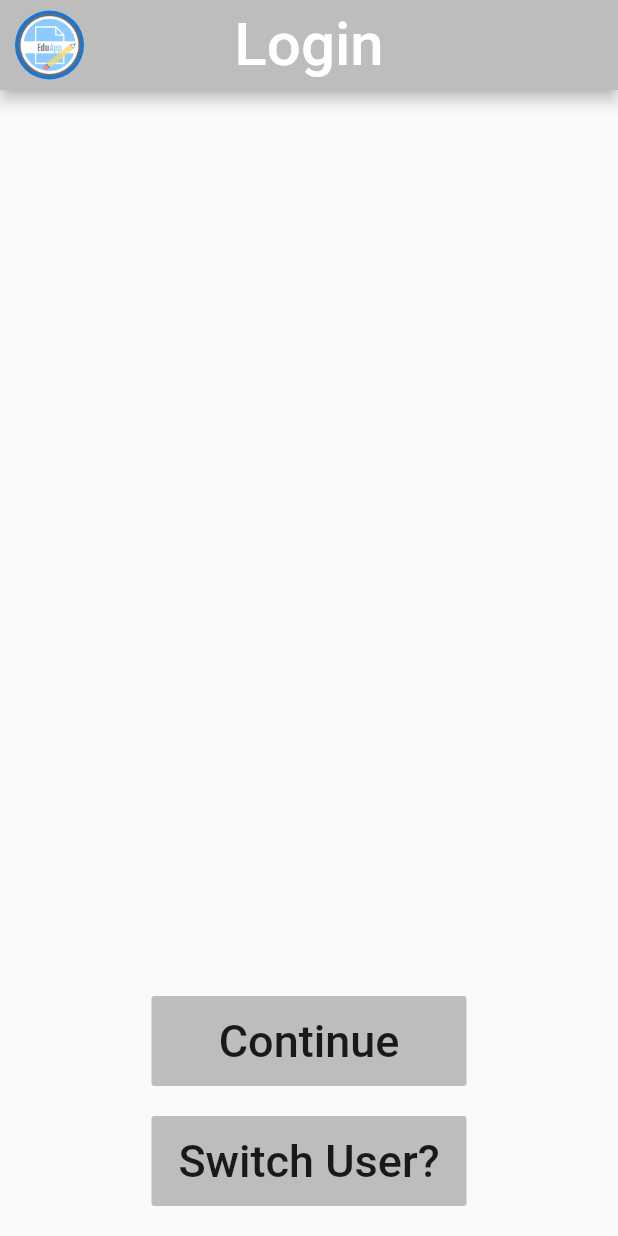
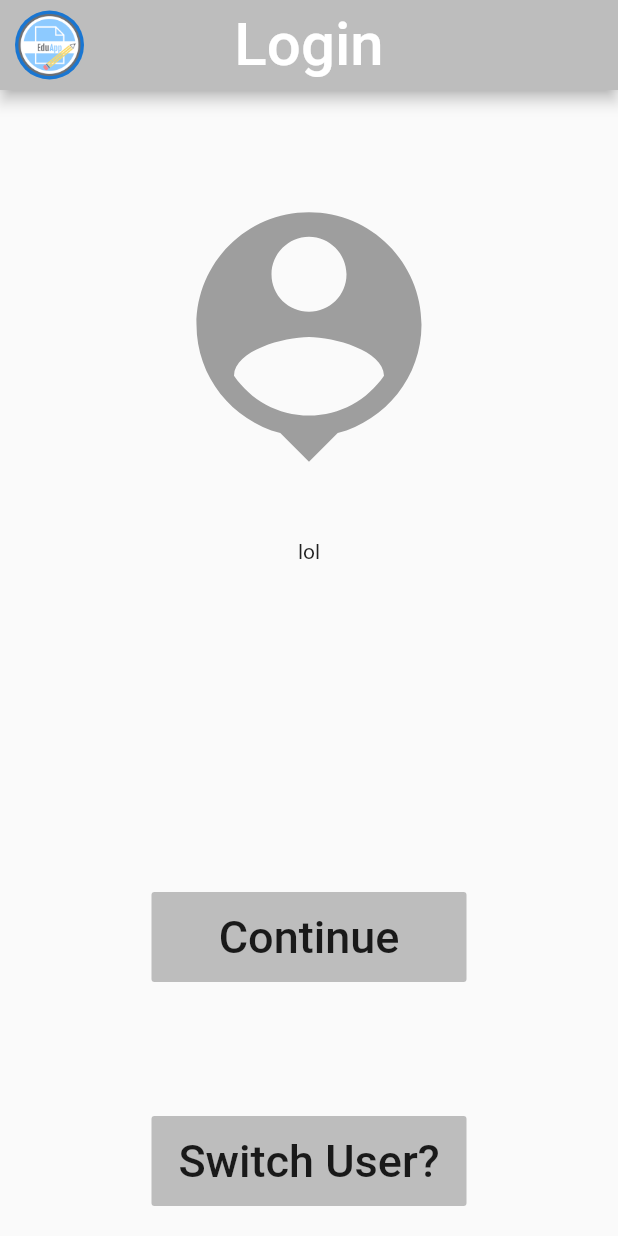
Before and after one commit to maishafahmed/Google-Solution-Team, a Flutter app: the ConfirmUser screen opened by its route, on a phone screen of 412 x 824 dp. Run offline on Flutter 3.47's test engine with Material 2 defaults, Android fonts, the phone set to English and light mode, and no system bars; our stand-ins replace camera.

Commit message:
other changes

```diff
--- a/edu_app/lib/login/confirm_user.dart
+++ b/edu_app/lib/login/confirm_user.dart
@@ -12,6 +12,9 @@ class ConfirmUser extends StatefulWidget {
 }
 
 class _ConfirmUserState extends State<ConfirmUser> {
+  Widget _icon = Icon(Icons.person_pin, size: 200.0, color: Colors.grey);
+  Widget _name = Text('lol');
+
   @override
   Widget build(BuildContext context) {
     return Scaffold(
@@ -39,8 +42,12 @@ class _ConfirmUserState extends State<ConfirmUser> {
         child: Padding(
           padding: const EdgeInsets.fromLTRB(0, 10.0, 0, 20.0),
           child: Column(
-            mainAxisAlignment: MainAxisAlignment.end,
+            mainAxisAlignment: MainAxisAlignment.spaceBetween,
             children: [
+              SizedBox(height: 20.0),
+              _icon,
+              _name,
+              SizedBox(height: 150.0),
               FlatButton(
                 onPressed: () {
                   Navigator.pushNamed(context, '/homepage');
```
Also changed, not shown: edu_app/lib/login/choose_user.dart (+0 -12 lines), edu_app/lib/username_list.dart (+12 -0 lines).
